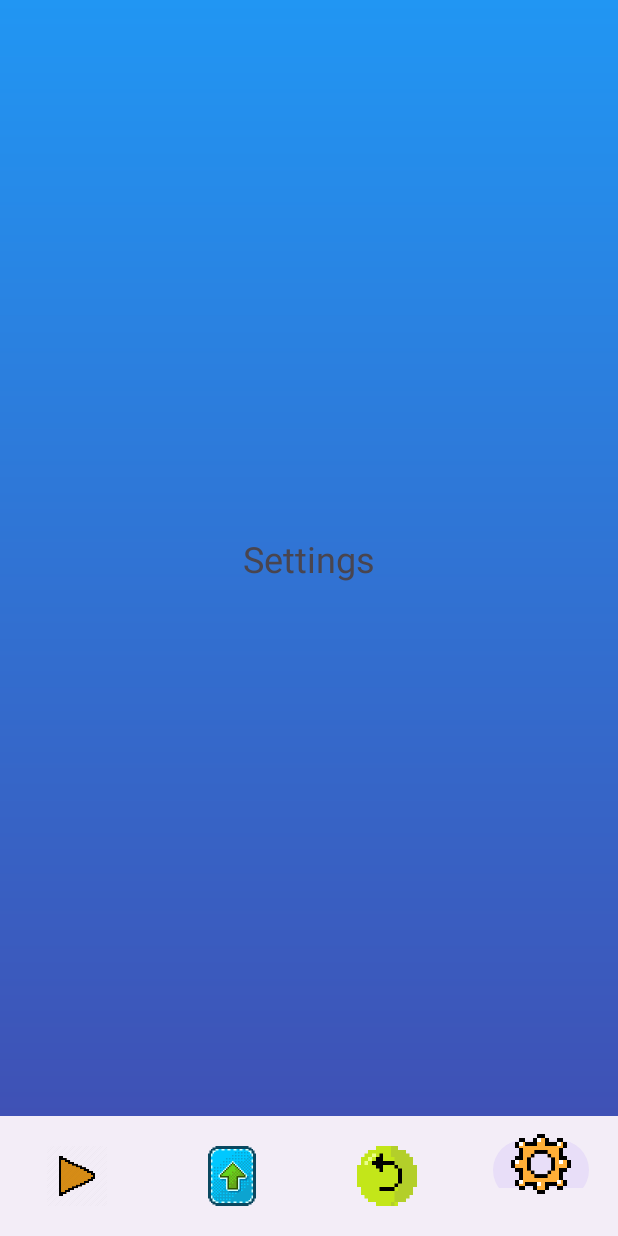
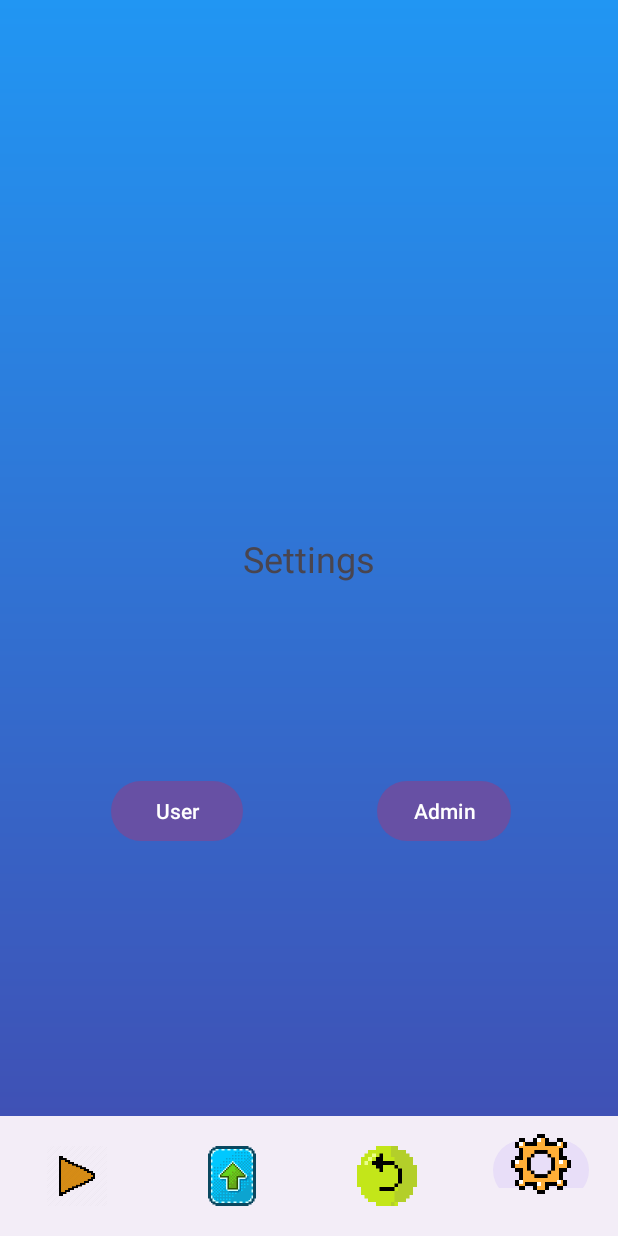
Before and after one commit to KTUccgame/Mobil, an Android app: the screen it shows after launch (MainActivity), item 4 of the bottom bar chosen, on a phone screen of 412 x 824 dp. Run offline under Robolectric (Android 15) with nearby library versions, the phone set to English and light mode, and no system bars; our stand-ins replace Room's generated code.

Commit message:
admin/user buttons in settings

```diff
--- a/app/src/main/java/com/example/mobilclicker/MainActivity.java
+++ b/app/src/main/java/com/example/mobilclicker/MainActivity.java
@@ -17,6 +17,7 @@ public class MainActivity extends AppCompatActivity {
     Button _button;
     TextView _textview;
     int _score = 0;
+    boolean isUser = true;
 
     private UpgradesFragment upgradesFragment; // Add a reference to UpgradesFragment
     private RebirthFragment rebirthFragment;   // Add a reference to RebirthFragment
@@ -36,10 +37,12 @@ public class MainActivity extends AppCompatActivity {
         _db = AppActivity.getDatabase();
         _upgradeDAO = _db.upgradeDAO();
 
+
         // Temporary upgrade logic
         if (_upgradeDAO.getUpgradeByName("Click Multiplier") == null) {
-            Upgrade upgrade = new Upgrade(0, "Click Multiplier", 0, 0.1, 50);
+            Upgrade upgrade = new Upgrade(1, "Click Multiplier", 0, 1, 1);
             _upgradeDAO.insert(upgrade);
+            _upgradeDAO.getUpgradeByName("Click Multiplier").setId(1);
         }
 
         _upgradeDAO.incrementUpgrade(0);
@@ -47,10 +50,10 @@ public class MainActivity extends AppCompatActivity {
         Log.w("db", "Upgrade " + tempUpgrade.getName() + " " + tempUpgrade.getAmount() + " " + tempUpgrade.getBaseValue());
 
         _button.setOnClickListener(view -> {
-            _textview.setText("" + ++_score);
+            _textview.setText("" + ++_score); // ""+score works, score doesn't
             Log.i("i", "onclick " + _score);
+            Log.i("i", "currently is a user: " + isUser);
         });
-
         // Navigation menu logic
         bottomNavigationView.setOnItemSelectedListener(item -> {
             FragmentManager fragmentManager = getSupportFragmentManager();
--- a/app/src/main/java/com/example/mobilclicker/RebirthFragment.java
+++ b/app/src/main/java/com/example/mobilclicker/RebirthFragment.java
@@ -39,7 +39,6 @@ public class RebirthFragment extends Fragment {
     public void setUpgradesFragment(UpgradesFragment upgradesFragment) {
         this.upgradesFragment = upgradesFragment;
     }
-
     private void resetGameData() {
         if (mainActivity != null) {
             // Clear SharedPreferences
--- a/app/src/main/java/com/example/mobilclicker/SettingsFragment.java
+++ b/app/src/main/java/com/example/mobilclicker/SettingsFragment.java
@@ -1,13 +1,19 @@
 package com.example.mobilclicker;
 
 import android.os.Bundle;
+import android.util.Log;
 import android.view.LayoutInflater;
 import android.view.View;
 import android.view.ViewGroup;
+import android.widget.Button;
+import android.widget.Toast;
 
 import androidx.fragment.app.Fragment;
 
+import com.google.android.material.snackbar.Snackbar;
+
 public class SettingsFragment extends Fragment {
+    private MainActivity mainActivity;
 
     public SettingsFragment() {
         // Reikalingas tuščias konstruktorius
@@ -16,7 +22,64 @@ public class SettingsFragment extends Fragment {
     @Override
     public View onCreateView(LayoutInflater inflater, ViewGroup container,
                              Bundle savedInstanceState) {
+        View view = inflater.inflate(R.layout.fragment_settings, container, false);
+        mainActivity = (MainActivity) getActivity();
+
+        Button userButton = view.findViewById(R.id.button2);
+        Button adminButton = view.findViewById(R.id.button3);
+
+        userButton.setOnClickListener(v -> {
+            changeToUser();
+        });
+        adminButton.setOnClickListener(v -> {
+            changeToAdmin();
+        });
         // Sukuriame ir grąžiname fragmento vaizdą
-        return inflater.inflate(R.layout.fragment_settings, container, false);
+        //return inflater.inflate(R.layout.fragment_settings, container, false);
+        return view;
+    }
+    private void changeToUser() {
+        if (mainActivity != null) {
+            // Clear SharedPreferences
+            mainActivity.getSharedPreferences("settings_prefs", mainActivity.MODE_PRIVATE)
+                    .edit()
+                    .clear()
+                    .apply();
+            Log.i("i","clicked user button");
+
+
+            if(!mainActivity.isUser)
+            {
+                ///////
+                //Snackbar mySnackbar = Snackbar.make(view, "you are now an admin", 5);
+                //mySnackbar.show();
+                ///////
+                Log.w("settings","going to user mode");
+                mainActivity.isUser = true;
+            }
+        }
+
+
+    }
+    private void changeToAdmin() {
+        if (mainActivity != null) {
+            // Clear SharedPreferences
+            mainActivity.getSharedPreferences("upgrade_prefs", mainActivity.MODE_PRIVATE)
+                    .edit()
+                    .clear()
+                    .apply();
+            Log.i("i","clicked admin button");
+
+            if(mainActivity.isUser)
+            {
+                ///////
+                //Snackbar mySnackbar = Snackbar.make(view, "you are now an admin", 5);
+                //mySnackbar.show();
+                ///////
+                Log.w("settings","going to admin mode");
+                mainActivity.isUser = false;
+            }
+        }
+
     }
 }
--- a/app/src/main/java/com/example/mobilclicker/UpgradeDAO.java
+++ b/app/src/main/java/com/example/mobilclicker/UpgradeDAO.java
@@ -11,10 +11,8 @@ import java.util.List;
 public interface UpgradeDAO {
     @Insert
     void insert(Upgrade upgrade);
-
     @Update
     void updateUpgrade(Upgrade upgrade);
-
     @Query("DELETE FROM upgrade")
     void deleteAll();
     @Query("SELECT * from upgrade ORDER BY upgrade_name ASC")
--- a/app/src/main/java/com/example/mobilclicker/UpgradesFragment.java
+++ b/app/src/main/java/com/example/mobilclicker/UpgradesFragment.java
@@ -45,7 +45,7 @@ public class UpgradesFragment extends Fragment {
                 //Log.w("db", " " + mainActivity._db.upgradeDAO().getUpgradeByName("Click Multiplier").getId());
                 // ASDFGHJK
                 generatorsOwned = mainActivity._db.upgradeDAO().getUpgradeById(1).getAmount();
-                generatorPrice = mainActivity._db.upgradeDAO().getUpgradeById(1).getAmount() * 10;
+                generatorPrice = mainActivity._db.upgradeDAO().getUpgradeById(1).getAmount() * 10+10 ;
                 pointGeneratorButton.setText("Point Generator (" + generatorPrice + " points)");
                 // Išsaugome duomenis
                 saveGeneratorData();
@@ -76,7 +76,7 @@ public class UpgradesFragment extends Fragment {
 
         Upgrade upgrade = mainActivity._db.upgradeDAO().getUpgradeById(1);
         upgrade.setBaseCost(10); // Reset cost
-        upgrade.setAmount(1);    // Reset amount
+        upgrade.setAmount(0);    // Reset amount
         mainActivity._db.upgradeDAO().updateUpgrade(upgrade); // Save changes
     }
 
--- a/app/src/main/res/layout/fragment_settings.xml
+++ b/app/src/main/res/layout/fragment_settings.xml
@@ -17,4 +17,24 @@
         app:layout_constraintEnd_toEndOf="parent"
         app:layout_constraintStart_toStartOf="parent"
         app:layout_constraintTop_toTopOf="parent" />
+
+    <Button
+        android:id="@+id/button2"
+        android:layout_width="wrap_content"
+        android:layout_height="wrap_content"
+        android:layout_marginStart="74dp"
+        android:layout_marginBottom="179dp"
+        android:text="User"
+        app:layout_constraintBottom_toBottomOf="parent"
+        app:layout_constraintStart_toStartOf="parent" />
+
+    <Button
+        android:id="@+id/button3"
+        android:layout_width="wrap_content"
+        android:layout_height="wrap_content"
+        android:layout_marginEnd="71dp"
+        android:layout_marginBottom="179dp"
+        android:text="Admin"
+        app:layout_constraintBottom_toBottomOf="parent"
+        app:layout_constraintEnd_toEndOf="parent" />
 </androidx.constraintlayout.widget.ConstraintLayout>
```
